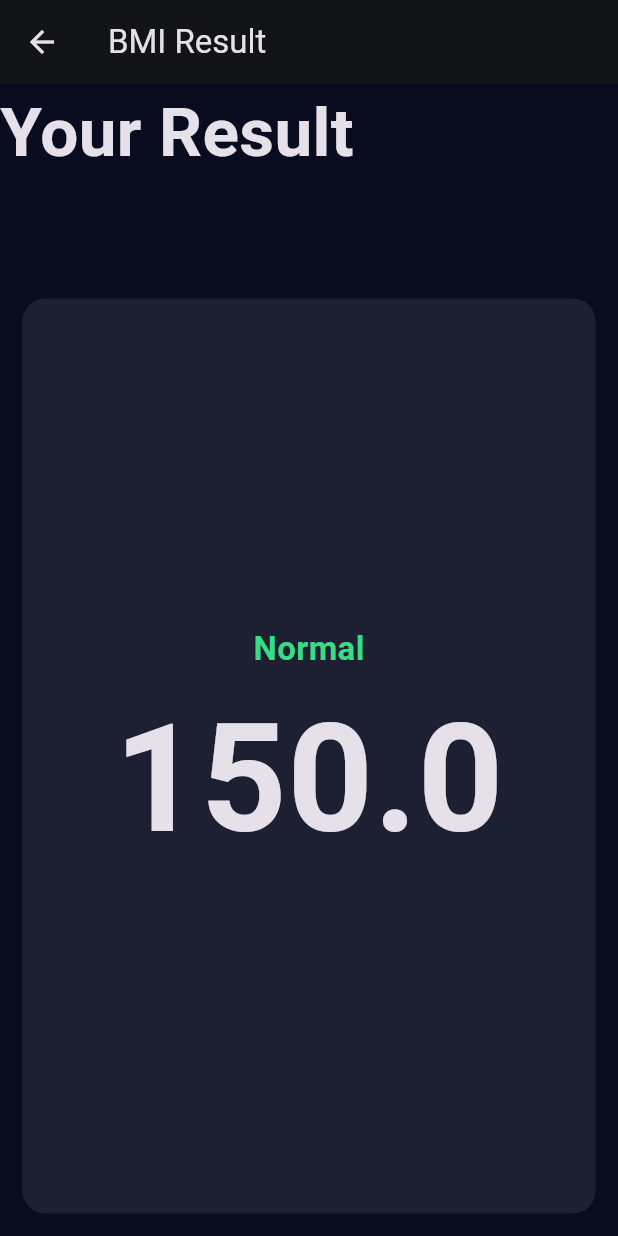
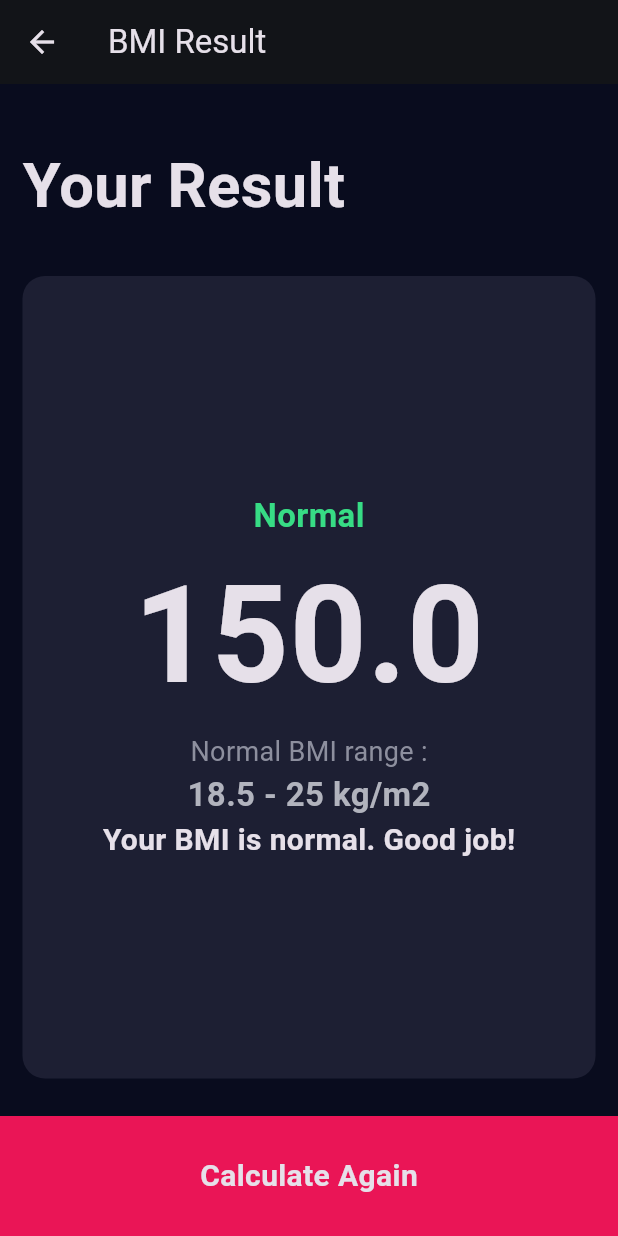
Before and after one commit to Akhi1Babu/BMI-Calculator, a Flutter app: the screen it shows after launch, after a tap on "Calculate", on a phone screen of 412 x 824 dp. Run offline on Flutter 3.47's test engine with Material 3 defaults, Android fonts, the phone set to English and light mode, and no system bars; missing offline and left inert: font_awesome_icon_class.

Commit message:
Refactor UI components: adjust text styles for consistency, implement bottomContainerWidget for better code organization, and enhance result screen layout with additional information.

```diff
--- a/lib/constants.dart
+++ b/lib/constants.dart
@@ -17,7 +17,7 @@ const kNumberStyle=TextStyle(
           );
 
        const kResultText=   TextStyle(
-            fontSize: 45,
+            fontSize: 41,
             fontWeight: FontWeight.bold,
           );
           const kNormalTextStyle=TextStyle(
@@ -26,6 +26,10 @@ const kNumberStyle=TextStyle(
             color: Color(0xFF37DC85),
           );
           const kLargeTextStyle=TextStyle(
-            fontSize: 100,
+            fontSize: 90,
             fontWeight: FontWeight.bold,
           );
+          const kInterpretationTextStyle=TextStyle(
+            fontSize: 20,
+            fontWeight: FontWeight.bold,
+          );
--- a/lib/inputpage.dart
+++ b/lib/inputpage.dart
@@ -220,21 +220,34 @@ class _InputPageState extends State<InputPage> {
               ],
             ),
           ),
-          GestureDetector(
+          bottomContainerWidget(text: "Calculate", onpressed: () {
+            Navigator.push(context,MaterialPageRoute(builder: (context)=>ResultScreen()));
+          }),
+        ],
+      ),
+    );
+  }
+}
+
+class bottomContainerWidget extends StatelessWidget {
+  final String text;
+  final VoidCallback onpressed;
+ bottomContainerWidget({required this.text,required this.onpressed});
+
+  @override
+  Widget build(BuildContext context) {
+    return GestureDetector(
       onTap: (){
-              Navigator.push(context,MaterialPageRoute(builder: (context)=>ResultScreen()));
+        onpressed();
       },
       child: Container(
-              child: Center(child: Text("Calculate",style: kBottomContainerStyle,)),
+        child: Center(child: Text(text,style: kBottomContainerStyle,)),
         margin: EdgeInsets.only(top: 10),
         width: double.infinity,
         height: bottomContainerHeight,
         decoration: BoxDecoration(
           color: kBottonContainerColor,
         ),
-            ),
-          )
-        ],
       ),
     );
   }
--- a/lib/result_page.dart
+++ b/lib/result_page.dart
@@ -1,4 +1,5 @@
 import 'package:bmi_calculator/constants.dart';
+import 'package:bmi_calculator/inputpage.dart';
 import 'package:bmi_calculator/reusable_card.dart';
 import 'package:flutter/material.dart';
 class ResultScreen extends StatelessWidget {
@@ -15,7 +16,10 @@ class ResultScreen extends StatelessWidget {
         mainAxisSize: MainAxisSize.max,
       mainAxisAlignment: MainAxisAlignment.spaceEvenly,
         children: [
-          Expanded(child: Text("Your Result",style: kResultText)),
+          Expanded(child: Container(
+            padding: EdgeInsets.all(15),
+            alignment: Alignment.bottomLeft,
+            child: Text("Your Result",style: kResultText))),
           Expanded(
             flex: 5,
             child: reusable_card(kolor: kResusableCardColor, cardChild: Column(
@@ -24,10 +28,21 @@ class ResultScreen extends StatelessWidget {
               children: [
                 Text("Normal",style: kNormalTextStyle,),
                 Text("150.0",style: kLargeTextStyle,),
+                Text("Normal BMI range :",style: kStr_style),
+                Text("18.5 - 25 kg/m2",style: TextStyle(
+                  fontSize: 22,
+                  fontWeight: FontWeight.bold,
+                  color: Color.fromARGB(255, 177, 179, 189),
+                ),),
+                Text("Your BMI is normal. Good job!",style: kInterpretationTextStyle,),
+
               ],
 
             )),
-          )
+          ),
+          bottomContainerWidget(text: "Calculate Again", onpressed: (){
+                  Navigator.pop(context);
+                })
 
         ],
       )
```
Lines whose indentation alone changed are shown as unchanged.
